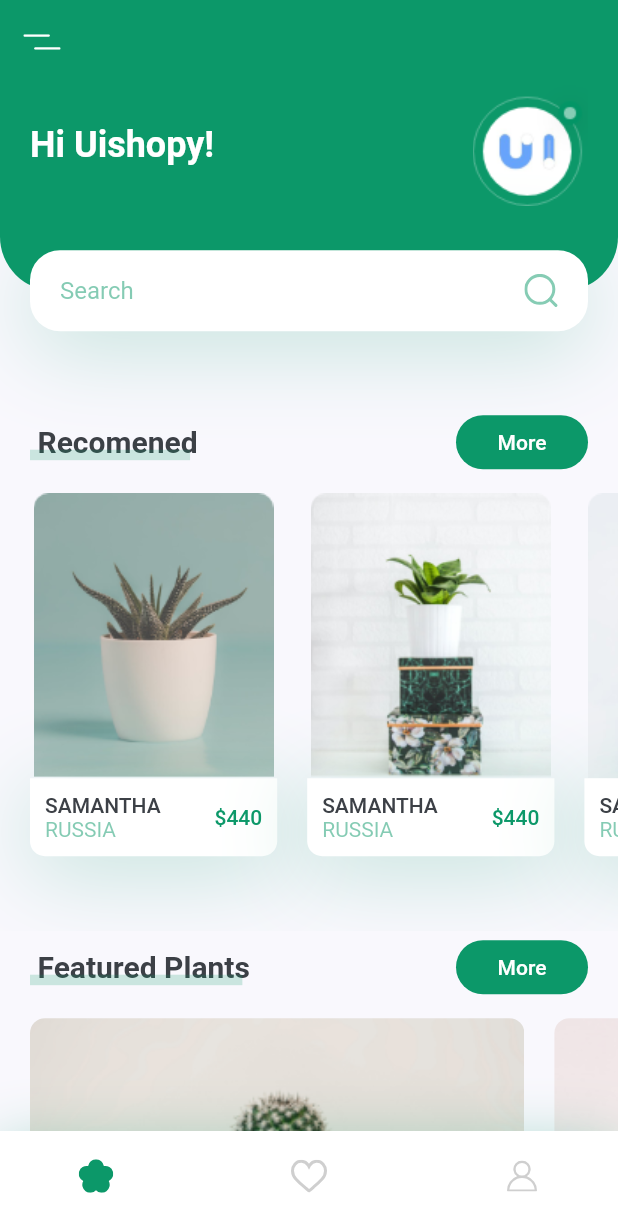
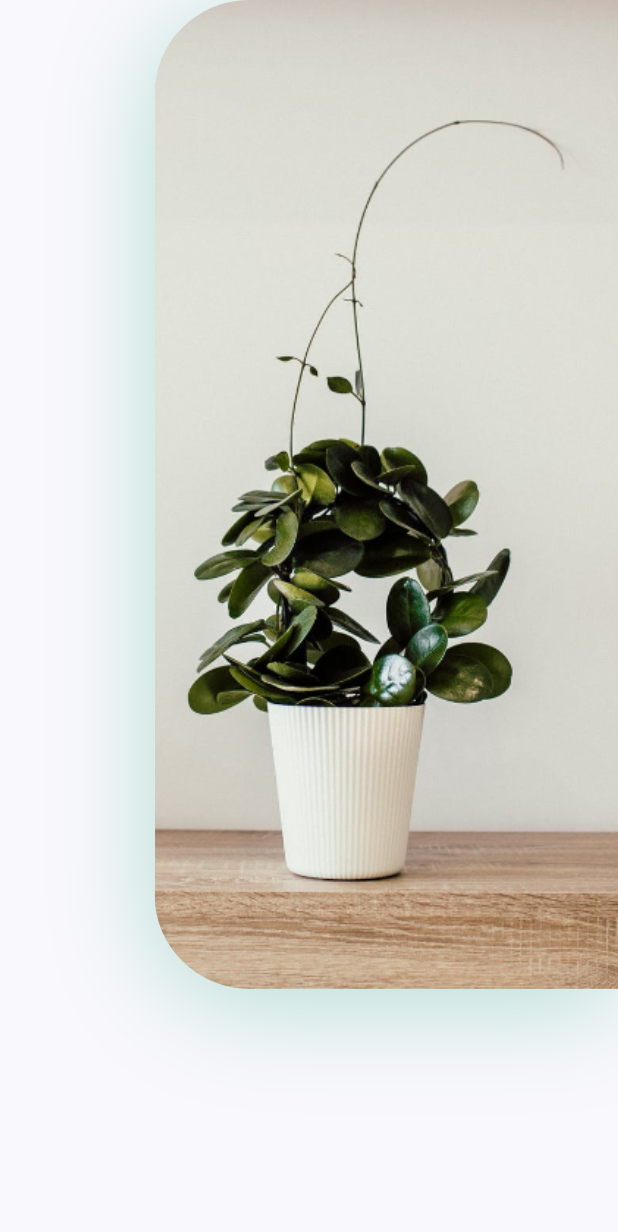
Before and after one commit to huanshenyi/youtube-plant-app, a Flutter app: the screen it shows after launch, after a tap on an icon or button, on a phone screen of 412 x 824 dp. Shown: the top 1232 px of the screen. Run offline on Flutter 3.47's test engine with Material 2 defaults, Android fonts, the light colour scheme and no system bars; our stand-ins replace flutter_svg.

Commit message:
商品内容ページ商品画像完成

```diff
--- /dev/null
+++ b/lib/screens/details/components/body.dart
@@ -0,0 +1,42 @@
+import 'package:flutter/material.dart';
+import 'package:plant_app/constants.dart';
+
+class Body extends StatelessWidget {
+  @override
+  Widget build(BuildContext context) {
+    Size size = MediaQuery.of(context).size;
+    return Column(
+      children: [
+         Row(
+           children: [
+             Expanded(
+                 child: Column(), //これがあるから画像が右へ寄せた
+             ),
+             Container(
+               height: size.height * 0.8,
+               width: size.width * 0.75,
+               decoration: BoxDecoration(
+                   borderRadius: BorderRadius.only(
+                       topLeft: Radius.circular(63),
+                       bottomLeft: Radius.circular(63)
+                   ),
+                   boxShadow: [
+                     BoxShadow(
+                         offset: Offset(0, 10),
+                         blurRadius: 60,
+                         color: kPrimaryColor.withOpacity(0.29)
+                     )
+                   ],
+                   image: DecorationImage(
+                     alignment: Alignment.centerLeft,
+                     fit: BoxFit.cover,
+                     image: AssetImage("assetcs/images/img.png")
+                   )
+               ),
+             ),
+           ],
+         )
+      ],
+    );
+  }
+}
--- /dev/null
+++ b/lib/screens/details/details_screen.dart
@@ -0,0 +1,13 @@
+import 'package:flutter/material.dart';
+import 'package:plant_app/screens/details/components/body.dart';
+
+
+
+class DetailsScreen extends StatelessWidget {
+  @override
+  Widget build(BuildContext context) {
+    return Scaffold(
+      body: Body(),
+    );
+  }
+}
--- a/lib/screens/home/components/recomend_plants.dart
+++ b/lib/screens/home/components/recomend_plants.dart
@@ -1,5 +1,6 @@
 import 'package:flutter/material.dart';
 import 'package:plant_app/constants.dart';
+import 'package:plant_app/screens/details/details_screen.dart';
 
 class RecomendsPlants extends StatelessWidget {
 
@@ -18,7 +19,13 @@ class RecomendsPlants extends StatelessWidget {
             image: "assetcs/images/image_1.png",
             title: "Samantha",
             country: "Russia",
-            press: (){},
+            press: (){
+              Navigator.push(
+                  context,
+                  MaterialPageRoute(builder: (context) => DetailsScreen(),
+                  )
+              );
+            },
             price: 440,
           ),
           RecomendPlantCard(
```
